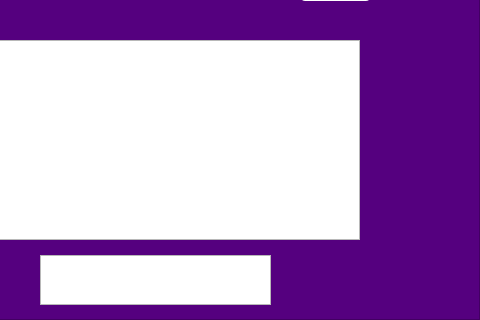
Old version of the form super_task1/unordered_map.ui in the repository FridrixJo/LABA-7; both pictures show x 160 to 640 and y 160 to 480 of the 640 by 480 pixel window.
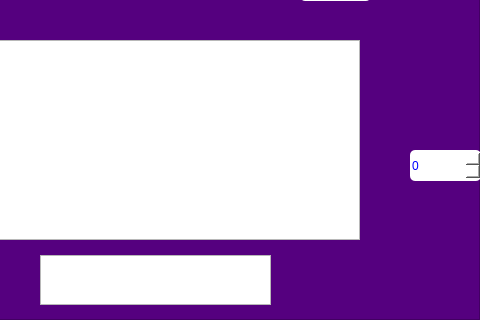
New version of the form.

The edit to the form file:
```diff
--- a/super_task1/unordered_map.ui
+++ b/super_task1/unordered_map.ui
@@ -178,6 +178,22 @@
      </rect>
     </property>
    </widget>
+   <widget class="QSpinBox" name="spinBox_Umap_2">
+    <property name="geometry">
+     <rect>
+      <x>570</x>
+      <y>310</y>
+      <width>71</width>
+      <height>31</height>
+     </rect>
+    </property>
+    <property name="styleSheet">
+     <string notr="true">border-radius:5px;
+background-color: rgb(255, 255, 255);
+font: 700 20pt &quot;System&quot;;
+color: rgb(0, 0, 255)</string>
+    </property>
+   </widget>
   </widget>
  </widget>
  <resources/>
```
